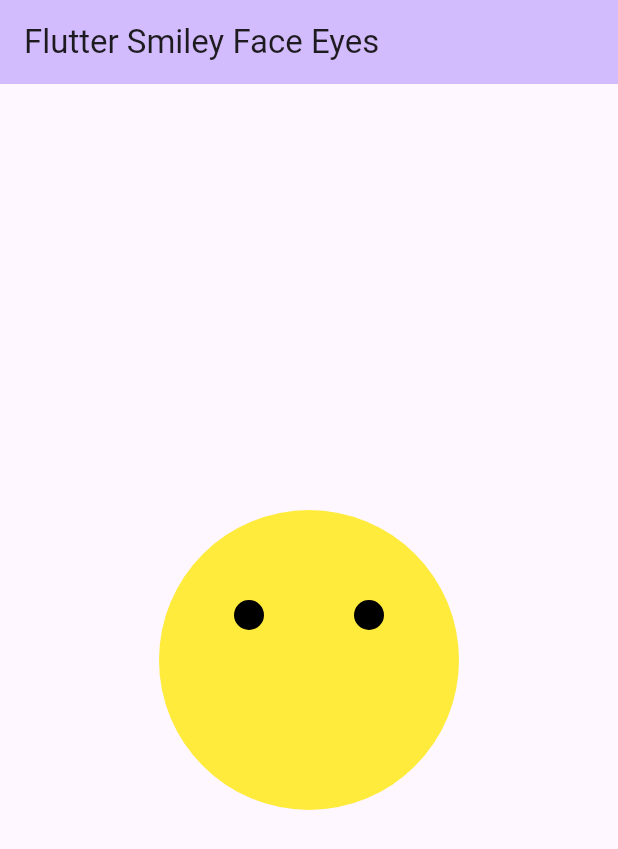
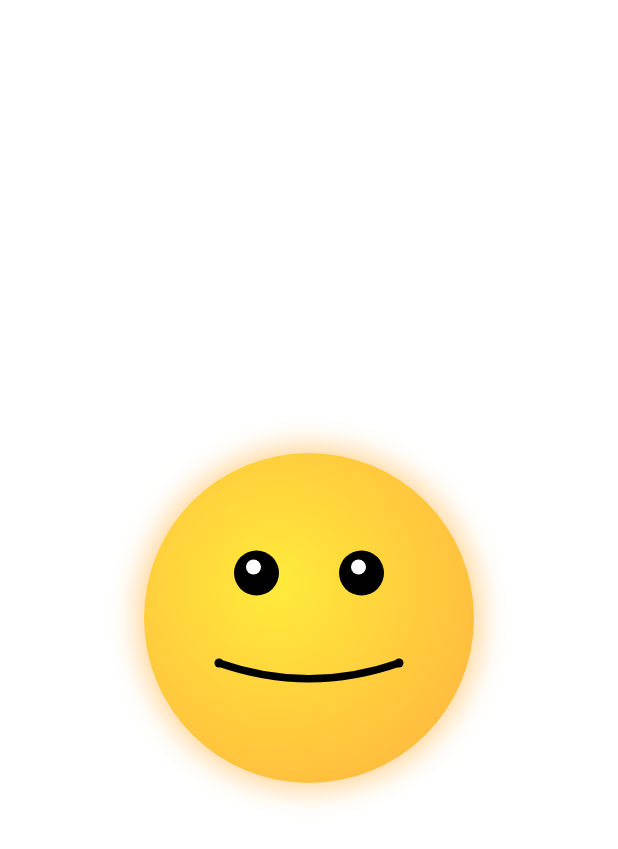
Before and after one commit to Lavanyathangaraj/mad_inclass_activity_4, a Flutter app: the screen it shows after launch, on a phone screen of 412 x 824 dp. Shown: the top 849 px of the screen. Run offline on Flutter 3.47's test engine with Material 3 defaults, Android fonts, the phone set to English and light mode, and no system bars.

Commit message:
Complete smiley face

```diff
--- a/lib/main.dart
+++ b/lib/main.dart
@@ -10,57 +10,63 @@
   @override
   Widget build(BuildContext context) {
     return MaterialApp(
-      title: 'Flutter Smiley Face Eyes',
-      theme: ThemeData(
-        colorScheme: ColorScheme.fromSeed(seedColor: Colors.deepPurple),
+      debugShowCheckedModeBanner: false,
+      home: Scaffold(
+        backgroundColor: Colors.white,
+        body: const Center(
+          child: UniqueSmiley(),
         ),
-      home: const MyHomePage(title: 'Flutter Smiley Face Eyes'),
+      ),
     );
   }
 }
 
-class MyHomePage extends StatelessWidget {
-  const MyHomePage({super.key, required this.title});
-
-  final String title;
+class UniqueSmiley extends StatelessWidget {
+  const UniqueSmiley({super.key});
 
   @override
   Widget build(BuildContext context) {
-    return Scaffold(
-      appBar: AppBar(
-        backgroundColor: Theme.of(context).colorScheme.inversePrimary,
-        title: Text(title),
+    return Container(
+      width: 220,
+      height: 220,
+      decoration: BoxDecoration(
+        shape: BoxShape.circle,
+        gradient: const RadialGradient(
+          colors: [Colors.yellow, Colors.orangeAccent],
+          center: Alignment(-0.2, -0.2),
+          radius: 0.9,
         ),
-      body: Center(
-        child: Container(
-          width: 200,
-          height: 200,
-          decoration: const BoxDecoration(
-            color: Colors.yellow,
-            shape: BoxShape.circle,
+        boxShadow: [
+          BoxShadow(
+            color: Colors.orange.withOpacity(0.4),
+            spreadRadius: 5,
+            blurRadius: 15,
+          )
+        ],
       ),
       child: Stack(
         children: [
           Positioned(
-                left: 50,
-                top: 60,
-                child: Container(
-                  width: 20,
-                  height: 20,
+            left: 60,
+            top: 65,
+            child: Stack(
+              children: [
+                Container(
+                  width: 30,
+                  height: 30,
                   decoration: const BoxDecoration(
                     color: Colors.black,
                     shape: BoxShape.circle,
                   ),
                 ),
-              ),
                 Positioned(
-                right: 50,
-                top: 60,
+                  left: 8,
+                  top: 6,
                   child: Container(
-                  width: 20,
-                  height: 20,
+                    width: 10,
+                    height: 10,
                     decoration: const BoxDecoration(
-                    color: Colors.black,
+                      color: Colors.white,
                       shape: BoxShape.circle,
                     ),
                   ),
@@ -68,7 +74,71 @@
               ],
             ),
           ),
+          Positioned(
+            right: 60,
+            top: 65,
+            child: Stack(
+              children: [
+                Container(
+                  width: 30,
+                  height: 30,
+                  decoration: const BoxDecoration(
+                    color: Colors.black,
+                    shape: BoxShape.circle,
+                  ),
+                ),
+                Positioned(
+                  left: 8,
+                  top: 6,
+                  child: Container(
+                    width: 10,
+                    height: 10,
+                    decoration: const BoxDecoration(
+                      color: Colors.white,
+                      shape: BoxShape.circle,
+                    ),
+                  ),
+                ),
+              ],
+            ),
+          ),
+          Positioned(
+            bottom: 50,
+            left: 50,
+            child: SizedBox(
+              width: 120,
+              height: 60,
+              child: CustomPaint(
+                painter: ShortSmilePainter(),
+              ),
+            ),
+          ),
+        ],
       ),
     );
   }
 }
+
+class ShortSmilePainter extends CustomPainter {
+  @override
+  void paint(Canvas canvas, Size size) {
+    final paint = Paint()
+      ..color = Colors.black
+      ..style = PaintingStyle.stroke
+      ..strokeWidth = 5
+      ..strokeCap = StrokeCap.round;
+
+    final path = Path();
+    path.moveTo(0, size.height * 0.5);
+    path.quadraticBezierTo(
+        size.width / 2, size.height * 0.85, size.width, size.height * 0.5);
+    canvas.drawPath(path, paint);
+
+    final dimplePaint = Paint()..color = Colors.black;
+    canvas.drawCircle(Offset(0, size.height * 0.5), 3, dimplePaint);
+    canvas.drawCircle(Offset(size.width, size.height * 0.5), 3, dimplePaint);
+  }
+
+  @override
+  bool shouldRepaint(covariant CustomPainter oldDelegate) => false;
+}
```
Lines whose indentation alone changed are shown as unchanged.
